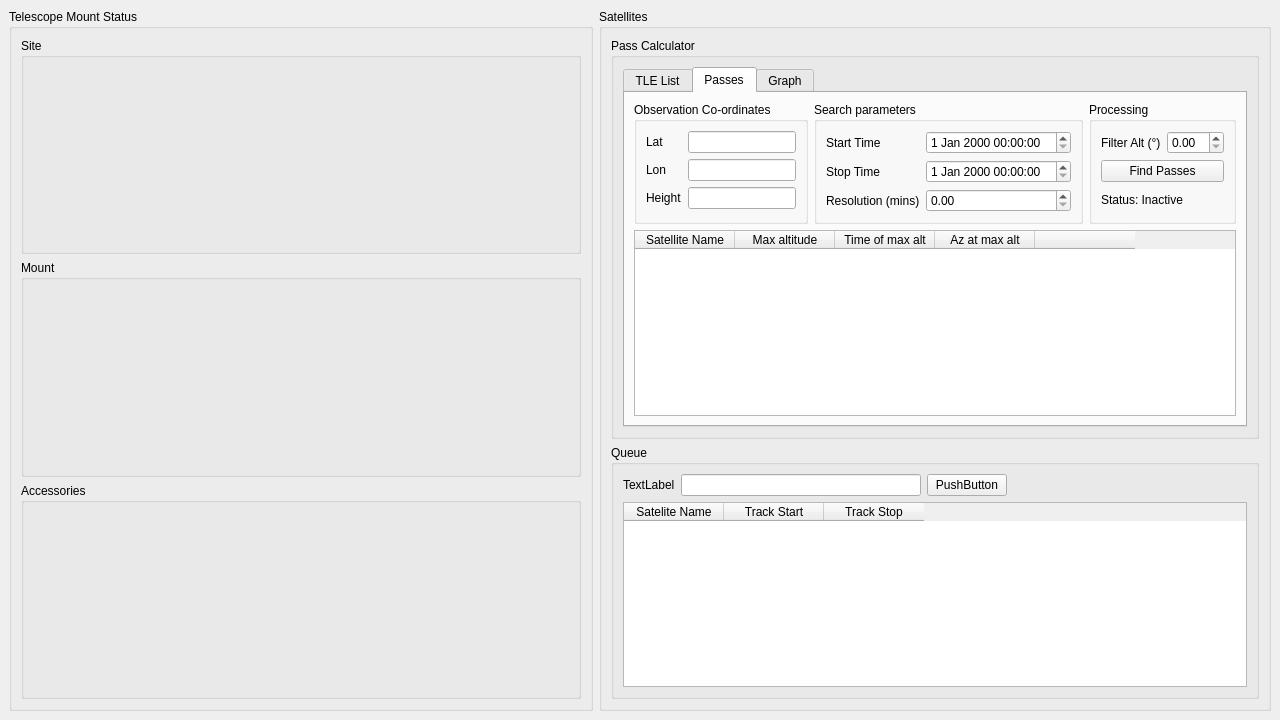
Qt form mainwindow.ui (dldlowndes/LD_QuarcOGS) before a commit.
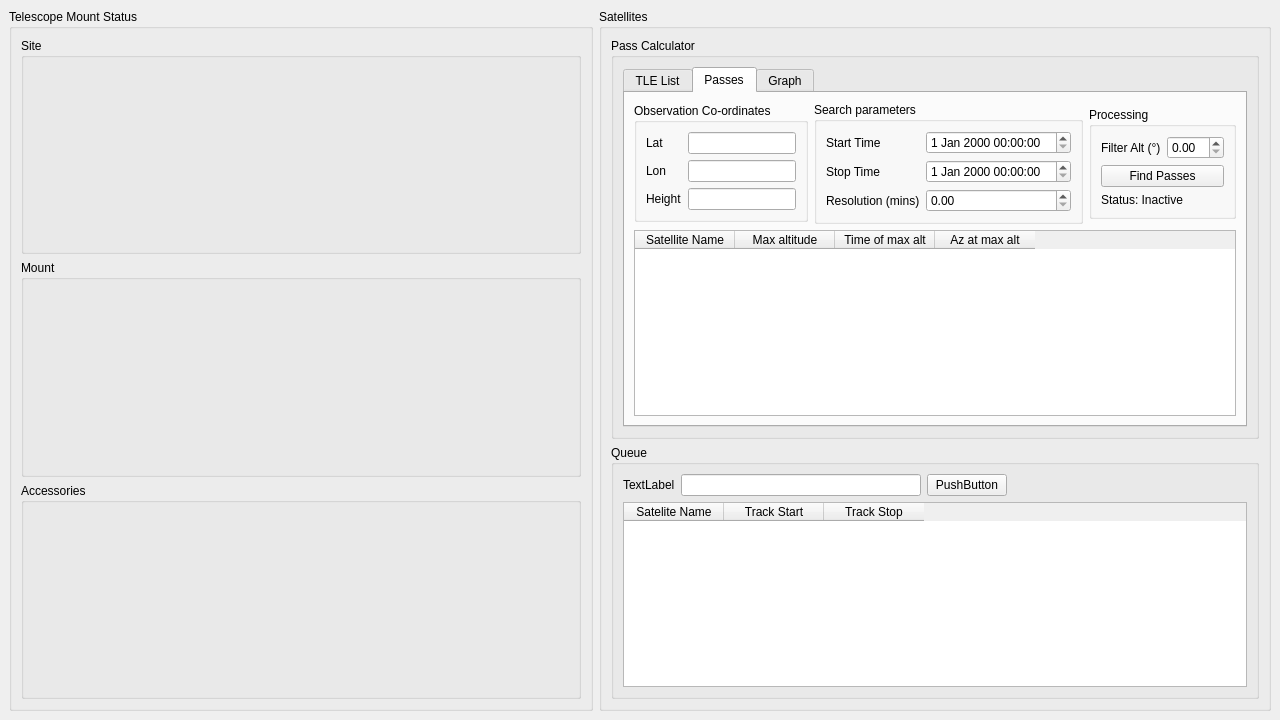
The same form after that commit. The open tabs and pages were chosen to show the change.

Commit message: Added comments in main Tidied up GUI (mostly around window resizing)

```diff
--- a/mainwindow.ui
+++ b/mainwindow.ui
@@ -182,6 +182,12 @@
                <layout class="QHBoxLayout" name="horizontalLayout_3">
                 <item>
                  <widget class="QGroupBox" name="box_Site">
+                  <property name="sizePolicy">
+                   <sizepolicy hsizetype="Expanding" vsizetype="Fixed">
+                    <horstretch>0</horstretch>
+                    <verstretch>0</verstretch>
+                   </sizepolicy>
+                  </property>
                   <property name="title">
                    <string>Observation Co-ordinates</string>
                   </property>
@@ -260,12 +266,24 @@
                 </item>
                 <item>
                  <widget class="QGroupBox" name="box_Process">
+                  <property name="sizePolicy">
+                   <sizepolicy hsizetype="Expanding" vsizetype="Fixed">
+                    <horstretch>0</horstretch>
+                    <verstretch>0</verstretch>
+                   </sizepolicy>
+                  </property>
                   <property name="title">
                    <string>Processing</string>
                   </property>
                   <layout class="QGridLayout" name="gridLayout_10">
                    <item row="3" column="0">
                     <widget class="QPushButton" name="button_Process">
+                     <property name="sizePolicy">
+                      <sizepolicy hsizetype="Expanding" vsizetype="Expanding">
+                       <horstretch>0</horstretch>
+                       <verstretch>0</verstretch>
+                      </sizepolicy>
+                     </property>
                      <property name="text">
                       <string>Find Passes</string>
                      </property>
@@ -273,6 +291,12 @@
                    </item>
                    <item row="4" column="0">
                     <widget class="QLabel" name="label_Status">
+                     <property name="sizePolicy">
+                      <sizepolicy hsizetype="Expanding" vsizetype="Expanding">
+                       <horstretch>0</horstretch>
+                       <verstretch>0</verstretch>
+                      </sizepolicy>
+                     </property>
                      <property name="text">
                       <string>Status: Inactive</string>
                      </property>
@@ -282,13 +306,26 @@
                     <layout class="QHBoxLayout" name="horizontalLayout_4">
                      <item>
                       <widget class="QLabel" name="label_Degrees">
+                       <property name="sizePolicy">
+                        <sizepolicy hsizetype="Expanding" vsizetype="Expanding">
+                         <horstretch>0</horstretch>
+                         <verstretch>0</verstretch>
+                        </sizepolicy>
+                       </property>
                        <property name="text">
                         <string>Filter Alt (°)</string>
                        </property>
                       </widget>
                      </item>
                      <item>
-                      <widget class="QDoubleSpinBox" name="value_Degrees"/>
+                      <widget class="QDoubleSpinBox" name="value_Degrees">
+                       <property name="sizePolicy">
+                        <sizepolicy hsizetype="Expanding" vsizetype="Expanding">
+                         <horstretch>0</horstretch>
+                         <verstretch>0</verstretch>
+                        </sizepolicy>
+                       </property>
+                      </widget>
                      </item>
                     </layout>
                    </item>
@@ -319,11 +356,6 @@
                   <string>Az at max alt</string>
                  </property>
                 </column>
-                <column>
-                 <property name="text">
-                  <string/>
-                 </property>
-                </column>
                </widget>
               </item>
              </layout>
```
Left out of the diff: 8 changed lines with no effect on the pictures. The commit also changes 2 other files.
